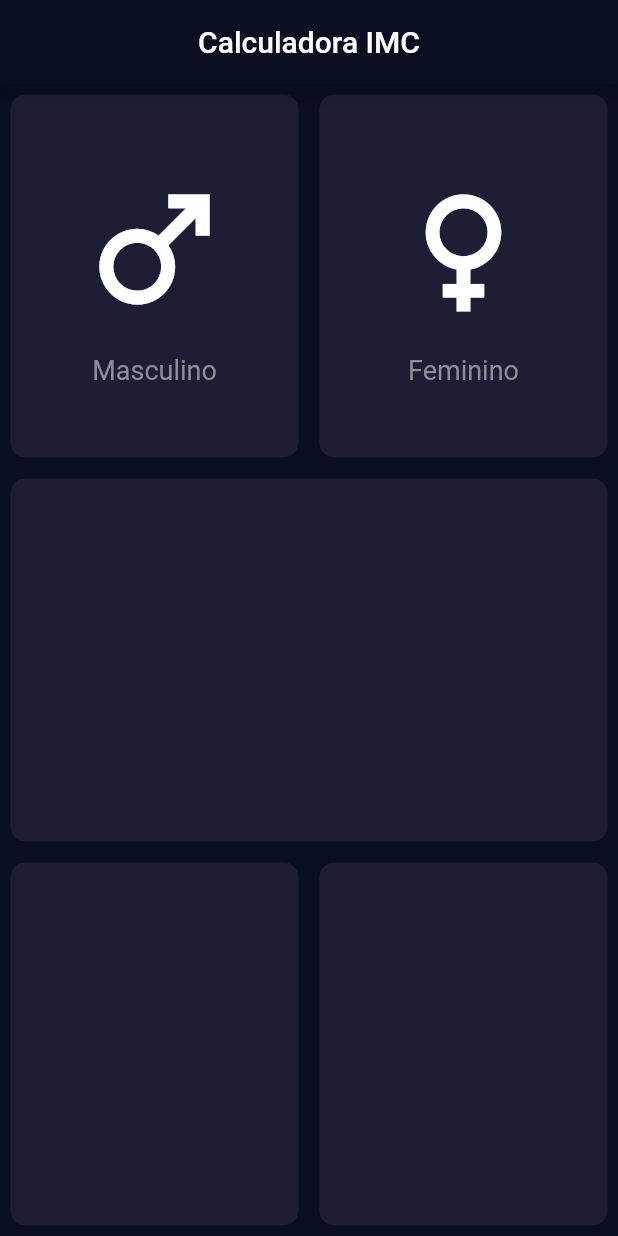
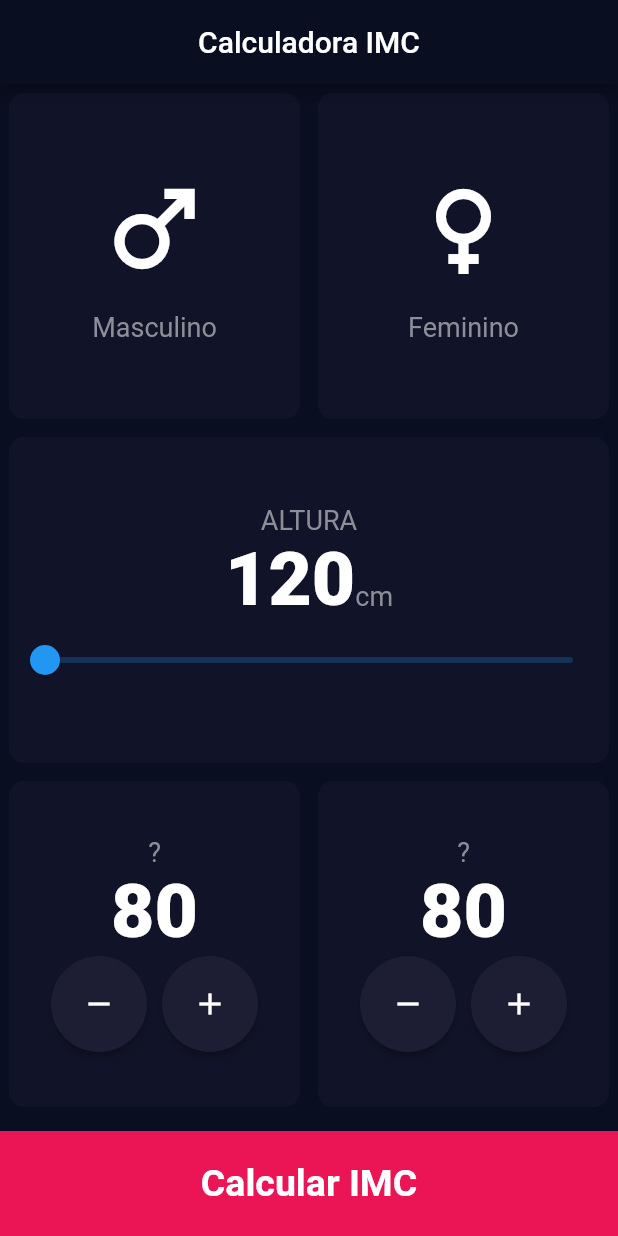
Before and after one commit to jungabriel56/CalculadoraIMCFlutter, a Flutter app: the screen it shows after launch, on a phone screen of 412 x 824 dp. Run offline on Flutter 3.47's test engine with Material 2 defaults, Android fonts, the phone set to English and light mode, and no system bars.

Commit message:
adicionando movimento ao slider

```diff
--- /dev/null
+++ b/lib/calculadora.dart
@@ -0,0 +1,21 @@
+import 'dart:math';
+
+class Calculadora {
+  static double calcularIMC({required peso, required altura}) {
+    double imc = peso / pow(altura / 100, 2);
+    return imc;
+  }
+
+  static String obterResultado(double imc) {
+    if (imc >= 30) {
+      return 'Obesidade';
+    }
+    if (imc >= 25) {
+      return 'Sobrepeso';
+    }
+    if (imc > 18.5) {
+      return 'Normal';
+    }
+    return 'Magreza';
+  }
+}
--- /dev/null
+++ b/lib/components/bottom_button.dart
@@ -0,0 +1,30 @@
+import 'package:flutter/material.dart';
+
+class BottomButton extends StatelessWidget {
+  final String buttonTitle;
+  final void Function()? onPressed;
+  const BottomButton({super.key, required this.buttonTitle, this.onPressed});
+
+  @override
+  Widget build(BuildContext context) {
+    return GestureDetector(
+      onTap: onPressed,
+      child: Container(
+        margin: const EdgeInsets.only(top: 10.0),
+        //padding: EdgeInsets.only(bottom: 10.0),
+        width: double.infinity,
+        height: 70.0,
+        color: const Color(0xFFEB1555),
+        child: Center(
+          child: Text(
+            buttonTitle,
+            style: const TextStyle(
+              fontSize: 25.0,
+              fontWeight: FontWeight.bold,
+            ),
+          ),
+        ),
+      ),
+    );
+  }
+}
--- /dev/null
+++ b/lib/components/contador.dart
@@ -0,0 +1,49 @@
+import '../constants.dart';
+import 'package:flutter/material.dart';
+
+class Contador extends StatelessWidget {
+  const Contador({super.key});
+
+  @override
+  Widget build(BuildContext context) {
+    return Column(
+      mainAxisAlignment: MainAxisAlignment.center,
+      children: [
+        const Text(
+          '?',
+          style: labelTextStyle,
+        ),
+        const Text(
+          '80',
+          style: numberTextStyle,
+        ),
+        Row(
+          mainAxisAlignment: MainAxisAlignment.center,
+          children: [
+            ElevatedButton(
+              onPressed: () {},
+              style: ElevatedButton.styleFrom(
+                backgroundColor: activeCardColour,
+                shape: const CircleBorder(),
+                padding: const EdgeInsets.all(20),
+              ),
+              child: const Icon(Icons.remove),
+            ),
+            const SizedBox(
+              width: 10.0,
+            ),
+            ElevatedButton(
+              onPressed: () {},
+              style: ElevatedButton.styleFrom(
+                backgroundColor: activeCardColour,
+                shape: const CircleBorder(),
+                padding: const EdgeInsets.all(20),
+              ),
+              child: const Icon(Icons.add),
+            )
+          ],
+        )
+      ],
+    );
+  }
+}
--- a/lib/components/custom_card.dart
+++ b/lib/components/custom_card.dart
@@ -1,19 +1,20 @@
+import '../constants.dart';
 import 'package:flutter/material.dart';
-
-import '../constants.dart';
 
 class CustomCard extends StatelessWidget {
   final Widget? child;
-  const CustomCard({super.key, this.child});
+  final bool active;
+  const CustomCard({super.key, this.child, this.active = false});
 
   @override
   Widget build(BuildContext context) {
     return Container(
-      margin: EdgeInsets.all(7),
+      margin: const EdgeInsets.all(6.0),
       decoration: BoxDecoration(
-          color: activeCardColor, borderRadius: BorderRadius.circular(10.0),
-          ),
-          child: child,
+        color: active ? activeCardColour : inactiveCardColour,
+        borderRadius: BorderRadius.circular(10.0),
+      ),
+      child: child,
     );
   }
 }
--- a/lib/components/gender_select.dart
+++ b/lib/components/gender_content.dart
@@ -1,12 +1,10 @@
+import '../constants.dart';
 import 'package:flutter/material.dart';
 
-import '../constants.dart';
-
-class CustomGender extends StatelessWidget {
+class GenderContent extends StatelessWidget {
   final IconData icon;
-  final String gender;
-
-  const CustomGender({super.key, required this.icon, required this.gender});
+  final String label;
+  const GenderContent({super.key, required this.icon, required this.label});
 
   @override
   Widget build(BuildContext context) {
@@ -15,13 +13,13 @@ class CustomGender extends StatelessWidget {
       children: [
         Icon(
           icon,
-          size: 110,
+          size: 80.0,
         ),
         SizedBox(
-          height: 15,
+          height: 15.0,
         ),
         Text(
-          gender,
+          label,
           style: labelTextStyle,
         )
       ],
--- /dev/null
+++ b/lib/components/modal_result.dart
@@ -0,0 +1,40 @@
+import '../constants.dart';
+import 'package:flutter/material.dart';
+
+class ModalResult extends StatelessWidget {
+  const ModalResult({
+    Key? key,
+    required this.imc,
+    required this.resultado,
+  }) : super(key: key);
+
+  final double imc;
+  final String resultado;
+
+  @override
+  Widget build(BuildContext context) {
+    return Container(
+      height: 400,
+      color: backgroundColor,
+      child: Center(
+        child: Column(
+          mainAxisAlignment: MainAxisAlignment.center,
+          children: <Widget>[
+            const Text(
+              'Seu IMC é de',
+              style: labelTextStyle,
+            ),
+            Text(
+              imc.toStringAsFixed(2),
+              style: numberTextStyle,
+            ),
+            Text(
+              resultado,
+              style: labelTextStyle,
+            ),
+          ],
+        ),
+      ),
+    );
+  }
+}
--- /dev/null
+++ b/lib/components/slider_altura.dart
@@ -0,0 +1,44 @@
+import '../constants.dart';
+import 'package:flutter/material.dart';
+
+class SliderAltura extends StatelessWidget {
+  final void Function(double) onChanged;
+  final int altura;
+  const SliderAltura({super.key, required this.onChanged, required this.altura});
+
+  @override
+  Widget build(BuildContext context) {
+    return Column(
+      mainAxisAlignment: MainAxisAlignment.center,
+      children: [
+        const Text(
+          'ALTURA',
+          style: labelTextStyle,
+        ),
+        Row(
+          mainAxisAlignment: MainAxisAlignment.center,
+          crossAxisAlignment: CrossAxisAlignment.baseline,
+          textBaseline: TextBaseline.alphabetic,
+          children: <Widget>[
+            Text(
+              altura.toString(),
+              style: numberTextStyle,
+            ),
+            Text(
+              'cm',
+              style: labelTextStyle,
+            ),
+          ],
+        ),
+        Slider(
+          min: 120,
+          max: 220,
+          value: altura.toDouble(),
+          onChanged: (value) {
+            onChanged(value);
+          },
+        )
+      ],
+    );
+  }
+}
--- a/lib/constants.dart
+++ b/lib/constants.dart
@@ -1,8 +1,8 @@
 import 'package:flutter/material.dart';
 
 const backgroundColor = Color(0xFF0A0E21);
-const activeCardColor = Color(0xFF1D1E33);
-const inactiveCardColor = Color(0xFF111328);
+const activeCardColour = Color(0xFF1D1E33);
+const inactiveCardColour = Color(0xFF111328);
 
 const labelTextStyle = TextStyle(
   fontSize: 18.0,
--- a/lib/main.dart
+++ b/lib/main.dart
@@ -1,7 +1,6 @@
-import 'package:calculadora_imc/pages/calculadora_page.dart';
+import 'constants.dart';
+import 'pages/calculadora_page.dart';
 import 'package:flutter/material.dart';
-
-import 'constants.dart';
 
 void main() {
   runApp(const MyApp());
--- a/lib/pages/calculadora_page.dart
+++ b/lib/pages/calculadora_page.dart
@@ -1,6 +1,11 @@
-import 'package:calculadora_imc/components/custom_card.dart';
-import 'package:calculadora_imc/components/gender_select.dart';
-import 'package:calculadora_imc/constants.dart';
+import '../components/bottom_button.dart';
+import '../components/contador.dart';
+import '../components/custom_card.dart';
+import '../components/gender_content.dart';
+import '../components/modal_result.dart';
+
+import '../components/slider_altura.dart';
+
 import 'package:flutter/material.dart';
 
 class CalculadoraPage extends StatefulWidget {
@@ -10,7 +15,14 @@ class CalculadoraPage extends StatefulWidget {
   State<CalculadoraPage> createState() => _CalculadoraPageState();
 }
 
+
 class _CalculadoraPageState extends State<CalculadoraPage> {
+  final masculino = 1;
+  final feminino = 2;
+  int altura = 120;
+//M = 1, F= 2;
+  int generoSelecionado = 0;
+
   @override
   Widget build(BuildContext context) {
     return Scaffold(
@@ -23,31 +35,70 @@ class _CalculadoraPageState extends State<CalculadoraPage> {
           Expanded(
             child: Row(
               children: [
-                Expanded(child: CustomCard(child: CustomGender(
-                  icon: Icons.male,
-                  gender: 'Masculino',))),
-                Expanded(child: CustomCard(child: CustomGender(
-                  icon: Icons.female,
-                  gender: 'Feminino',
-                ))),
+                Expanded(
+                  child: GestureDetector(
+                    onTap: () {
+                      setState(() {
+                        generoSelecionado = masculino;
+                      });
+                    },
+                    child: CustomCard(
+                      active: generoSelecionado == masculino,
+                      child: GenderContent(
+                        icon: Icons.male,
+                        label: 'Masculino',
+                      ),
+                    ),
+                  ),
+                ),
+                Expanded(
+                  child: GestureDetector(
+                    onTap: () {
+                      setState(() {
+                        generoSelecionado = feminino;
+                      });
+                    },
+                    child: CustomCard(
+                      active: generoSelecionado == feminino,
+                      child: GenderContent(
+                        icon: Icons.female,
+                        label: 'Feminino',
+                      ),
+                    ),
+                  ),
+                ),
               ],
             ),
           ),
           Expanded(
-            child: CustomCard(),
+            child: CustomCard(
+              child: SliderAltura(
+                onChanged: (double novaAltura){
+                  setState(() {
+                    altura = novaAltura.toInt();
+                  });
+                },
+                altura: altura,
+              ),
+            ),
           ),
           Expanded(
             child: Row(
               children: [
                 Expanded(
-                  child: CustomCard(),
+                  child: CustomCard(
+                    child: Contador(),
+                  ),
                 ),
                 Expanded(
-                  child: CustomCard(),
+                  child: CustomCard(
+                    child: Contador(),
+                  ),
                 ),
               ],
             ),
           ),
+          BottomButton(buttonTitle: 'Calcular IMC')
         ],
       ),
     );
```
